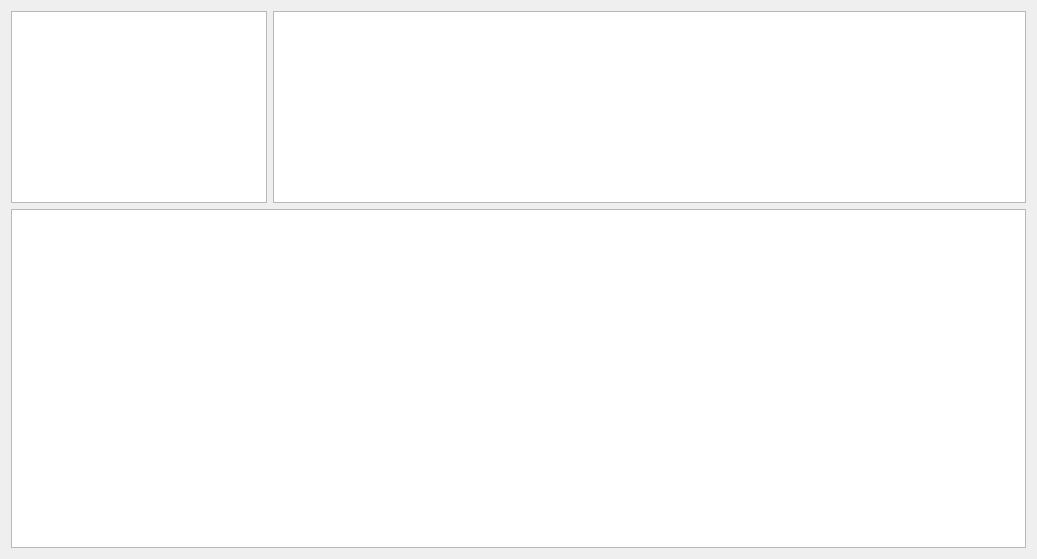
First picture: the form in ongletphys.ui, repository toopoormaghell/projet-musique, before the edit.
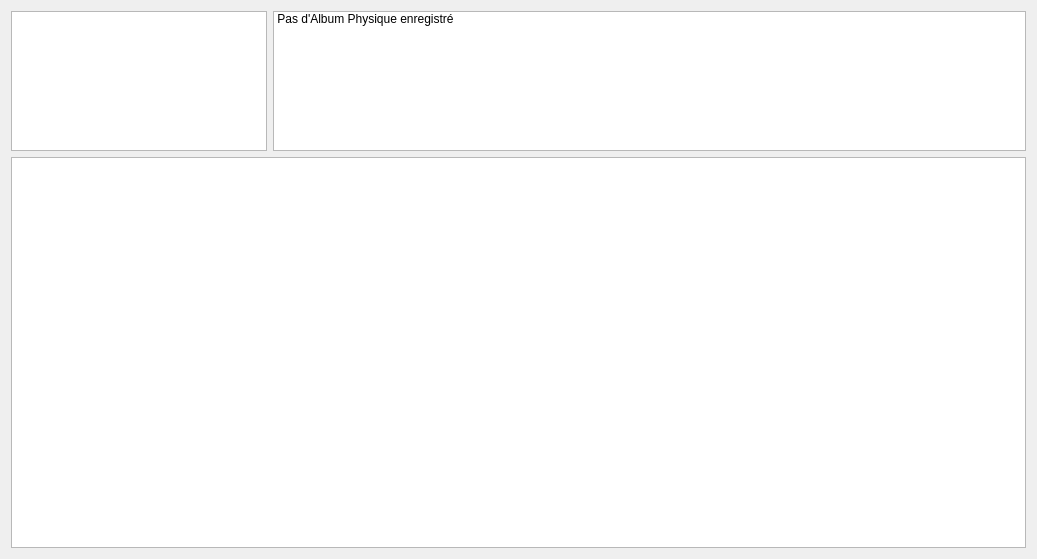
Second picture: the form after the edit.

```diff
--- a/ongletphys.ui
+++ b/ongletphys.ui
@@ -17,15 +17,94 @@
    <item>
     <layout class="QHBoxLayout" name="horizontalLayout">
      <item alignment="Qt::AlignLeft|Qt::AlignTop">
-      <widget class="QListView" name="Categories"/>
+      <widget class="QListWidget" name="Categories">
+       <property name="maximumSize">
+        <size>
+         <width>16777215</width>
+         <height>140</height>
+        </size>
+       </property>
+       <property name="iconSize">
+        <size>
+         <width>50</width>
+         <height>100</height>
+        </size>
+       </property>
+       <property name="viewMode">
+        <enum>QListView::IconMode</enum>
+       </property>
+      </widget>
      </item>
      <item alignment="Qt::AlignTop">
-      <widget class="QListView" name="Artistes"/>
+      <widget class="QListWidget" name="Artistes">
+       <property name="maximumSize">
+        <size>
+         <width>16777215</width>
+         <height>140</height>
+        </size>
+       </property>
+       <property name="iconSize">
+        <size>
+         <width>100</width>
+         <height>100</height>
+        </size>
+       </property>
+       <property name="movement">
+        <enum>QListView::Static</enum>
+       </property>
+       <property name="isWrapping" stdset="0">
+        <bool>false</bool>
+       </property>
+       <property name="resizeMode">
+        <enum>QListView::Adjust</enum>
+       </property>
+       <property name="viewMode">
+        <enum>QListView::IconMode</enum>
+       </property>
+       <item>
+        <property name="text">
+         <string>Pas d'Album Physique enregistré</string>
+        </property>
+       </item>
+      </widget>
      </item>
     </layout>
    </item>
    <item>
-    <widget class="QTableView" name="Albums"/>
+    <widget class="QTableWidget" name="Albums">
+     <property name="selectionMode">
+      <enum>QAbstractItemView::NoSelection</enum>
+     </property>
+     <property name="iconSize">
+      <size>
+       <width>150</width>
+       <height>150</height>
+      </size>
+     </property>
+     <property name="showGrid">
+      <bool>false</bool>
+     </property>
+     <property name="rowCount">
+      <number>0</number>
+     </property>
+     <property name="columnCount">
+      <number>8</number>
+     </property>
+     <attribute name="horizontalHeaderVisible">
+      <bool>false</bool>
+     </attribute>
+     <attribute name="verticalHeaderVisible">
+      <bool>true</bool>
+     </attribute>
+     <column/>
+     <column/>
+     <column/>
+     <column/>
+     <column/>
+     <column/>
+     <column/>
+     <column/>
+    </widget>
    </item>
   </layout>
  </widget>
```
